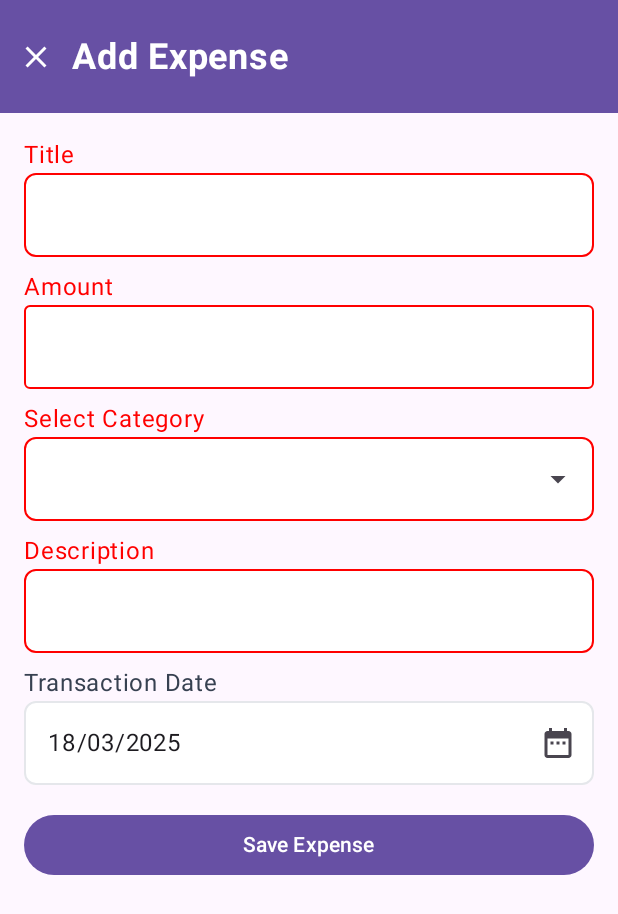
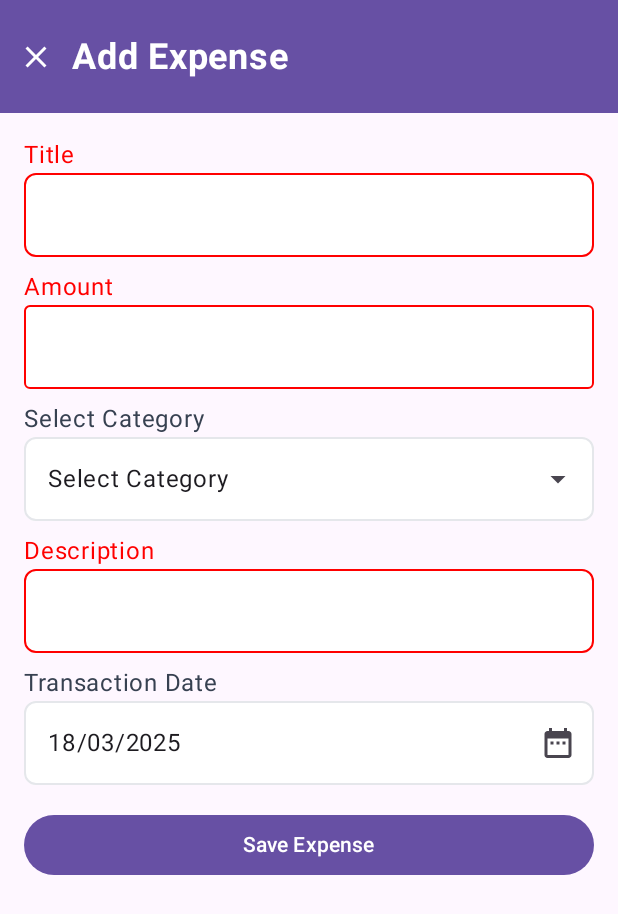
Before and after one commit to marctaguz/ExpenseIt, an Android app built with Jetpack Compose: the screen it shows after launch (MainActivity), after a tap on "Add Your First Expense", on a phone screen of 412 x 824 dp. Shown: the top 914 px of the screen. Run offline under Robolectric (Android 15) with nearby library versions, the phone set to English and light mode, and no system bars; our stand-ins replace Dagger/Hilt's generated code, Room's generated code; libraries missing offline, so code that uses them is left out: com.exyte.animatednavbar; 2 statements that could not run were skipped.

Commit message:
feat: updated category attribute in Expense entity to be foreign key, and other bug fixes.

```diff
--- a/app/src/main/java/com/example/expenseit/AppModule.kt
+++ b/app/src/main/java/com/example/expenseit/AppModule.kt
@@ -9,6 +9,7 @@ import com.example.expenseit.data.local.db.MIGRATION_1_2
 import com.example.expenseit.data.local.db.MIGRATION_2_3
 import com.example.expenseit.data.local.db.MIGRATION_3_4
 import com.example.expenseit.data.local.db.MIGRATION_3_5
+import com.example.expenseit.data.local.db.MIGRATION_4_5
 import com.example.expenseit.data.local.db.MIGRATION_5_6
 import com.example.expenseit.data.local.db.MIGRATION_6_7
 import com.example.expenseit.data.local.db.MIGRATION_7_8
@@ -38,7 +39,7 @@ object AppModule {
             context.applicationContext,
             ExpenseDatabase::class.java,
             "expense_database"
-        ).addMigrations(MIGRATION_1_2, MIGRATION_2_3, MIGRATION_3_4)
+        ).addMigrations(MIGRATION_1_2, MIGRATION_2_3, MIGRATION_3_4, MIGRATION_4_5)
             .fallbackToDestructiveMigration() // ⚠️ Resets database if schema changes
             .build()
     }
--- a/app/src/main/java/com/example/expenseit/data/local/db/CategoryDao.kt
+++ b/app/src/main/java/com/example/expenseit/data/local/db/CategoryDao.kt
@@ -40,4 +40,7 @@ interface CategoryDao {
             updateCategoryOrder(category.id, index)
         }
     }
+
+    @Query("SELECT * FROM categories WHERE id = :categoryId")
+    fun getCategoryById(categoryId: Long): Flow<Category?>
 }
--- a/app/src/main/java/com/example/expenseit/data/local/db/ExpenseDao.kt
+++ b/app/src/main/java/com/example/expenseit/data/local/db/ExpenseDao.kt
@@ -17,9 +17,6 @@ interface ExpenseDao {
 
     @Update
     suspend fun update(expense: Expense)
-
-//    @Delete
-//    suspend fun delete(expense: Expense)
 
     @Query("DELETE FROM expenses WHERE id = :expenseId")
     suspend fun deleteExpenseById(expenseId: Long)
--- a/app/src/main/java/com/example/expenseit/data/local/db/ExpenseDatabase.kt
+++ b/app/src/main/java/com/example/expenseit/data/local/db/ExpenseDatabase.kt
@@ -13,7 +13,7 @@ import com.example.expenseit.utils.BigDecimalConverter
 
 @Database(
     entities = [Expense::class, Category::class, Receipt::class, ReceiptItem::class],
-    version = 4,
+    version = 5,
     exportSchema = false
 )
 @TypeConverters(BigDecimalConverter::class)
@@ -162,3 +162,29 @@ val MIGRATION_3_4 = object : Migration(2, 3) {
         }
     }
 }
+
+val MIGRATION_4_5 = object : Migration(3, 4) {
+    override fun migrate(db: SupportSQLiteDatabase) {
+        // Step 1: Add the new categoryId column
+        db.execSQL("ALTER TABLE expenses ADD COLUMN categoryId INTEGER NOT NULL DEFAULT 1")
+
+        // Step 2: Populate the categoryId column based on the existing category names
+        // Fetch all categories from the categories table
+        val cursor = db.query("SELECT id, name FROM categories")
+        val categoryMap = mutableMapOf<String, Long>()
+        while (cursor.moveToNext()) {
+            val id = cursor.getLong(cursor.getColumnIndex("id"))
+            val name = cursor.getString(cursor.getColumnIndex("name"))
+            categoryMap[name] = id
+        }
+        cursor.close()
+
+        // Update the categoryId for each expense based on the category name
+        for ((categoryName, categoryId) in categoryMap) {
+            db.execSQL("UPDATE expenses SET categoryId = $categoryId WHERE category = '$categoryName'")
+        }
+
+        // Step 3: Drop the old category column
+        db.execSQL("ALTER TABLE expenses DROP COLUMN category")
+    }
+}
--- a/app/src/main/java/com/example/expenseit/data/repository/CategoryRepository.kt
+++ b/app/src/main/java/com/example/expenseit/data/repository/CategoryRepository.kt
@@ -16,6 +16,7 @@ class CategoryRepository @Inject constructor(
 
         if (existingCategories.isEmpty()) {
             val defaultCategories = listOf(
+                Category(id = 1, name = "Uncategorized", order = 0, color = "categoryColour1"),
                 Category(name = "Entertainment", order = 1, color = "categoryColour1"),
                 Category(name = "Transport", order = 2, color = "categoryColour2"),
                 Category(name = "Grocery", order = 3, color = "categoryColour3"),
--- a/app/src/main/java/com/example/expenseit/ui/EditCategoriesScreen.kt
+++ b/app/src/main/java/com/example/expenseit/ui/EditCategoriesScreen.kt
@@ -1,5 +1,6 @@
 package com.example.expenseit.ui
 
+import android.util.Log
 import androidx.compose.foundation.background
 import androidx.compose.foundation.clickable
 import androidx.compose.foundation.gestures.detectDragGestures
@@ -64,6 +65,7 @@ fun EditCategoriesScreen(
 ) {
     val categoryViewModel: CategoryViewModel = hiltViewModel()
     val categories by categoryViewModel.categories.collectAsState()
+    Log.d("EditCategoriesScreen", "Categories: $categories")
     var addingNewCategory by remember { mutableStateOf(false) }
     var newCategoryName by remember { mutableStateOf("") }
     var newCategoryColor by remember { mutableStateOf("categoryColour1") }
--- a/app/src/main/java/com/example/expenseit/ui/ExpenseFormScreen.kt
+++ b/app/src/main/java/com/example/expenseit/ui/ExpenseFormScreen.kt
@@ -54,6 +54,7 @@ import com.example.expenseit.ui.components.CustomNumberField
 import com.example.expenseit.ui.components.CustomTextField
 import com.example.expenseit.ui.components.DatePickerModal
 import com.example.expenseit.ui.components.PageHeader
+import com.example.expenseit.ui.viewmodels.CategoryViewModel
 import com.example.expenseit.ui.viewmodels.ExpenseViewModel
 import java.text.SimpleDateFormat
 import java.util.Date
@@ -63,18 +64,24 @@ import java.util.Locale
 fun ExpenseFormScreen(
     navController: NavController,
     expenseViewModel: ExpenseViewModel = hiltViewModel(),
+    categoryViewModel: CategoryViewModel = hiltViewModel(),
     expenseId: String?
 ) {
     val context = LocalContext.current
     val expense by expenseViewModel.expense.collectAsState()
+    val categories by categoryViewModel.categories.collectAsState()
 
     var title by rememberSaveable { mutableStateOf("") }
     var amount by rememberSaveable { mutableStateOf("") }
-    var category by rememberSaveable { mutableStateOf("") }
+    var categoryId by rememberSaveable { mutableStateOf<Long>(0) } // Use categoryId
     var description by rememberSaveable { mutableStateOf("") }
     var date by rememberSaveable { mutableLongStateOf(System.currentTimeMillis()) }
     var amountError by remember { mutableStateOf("") }
     var showDeleteConfirmationDialog by remember { mutableStateOf(false) }
+
+    val category by categoryViewModel.getCategoryById(categoryId)
+        .collectAsState(initial = null)
+
 
     LaunchedEffect(expenseId) {
         if (expenseId != null) {
@@ -87,10 +94,18 @@ fun ExpenseFormScreen(
             if (expenseId != null) { // Ensure this only runs when editing
                 title = it.title
                 amount = it.amount.toString()
-                category = it.category
+                categoryId = it.categoryId // Use categoryId
                 description = it.description
                 date = it.date
             }
+        }
+    }
+
+    LaunchedEffect(Unit) {
+        navController.currentBackStackEntry?.savedStateHandle?.get<Long>("selectedCategoryId")?.let {
+            Log.d("ExpenseFormScreen", "Received selected category ID: $it")
+            categoryId = it
+            navController.currentBackStackEntry?.savedStateHandle?.remove<Long>("selectedCategoryId")
         }
     }
 
@@ -146,17 +161,18 @@ fun ExpenseFormScreen(
                 }
                 Spacer(modifier = Modifier.height(8.dp))
 
+                //Category Field
                 val focusRequester = FocusRequester()
                 val interactionSource = remember { MutableInteractionSource() }
                 Box {
-                    // OutlinedTextField for displaying the selected category
                     CustomTextField(
-                        value = category,
+                        value = category?.name ?: "Select Category",
                         onValueChange = { /* Do nothing, handled by dialog */ },
                         label = "Select Category",
                         readOnly = true,
                         trailingIcon = {
                             Icon(imageVector = Icons.Default.ArrowDropDown, contentDescription = "Select Category")
+
                         },
                         modifier = Modifier
                             .fillMaxWidth()
@@ -201,16 +217,18 @@ fun ExpenseFormScreen(
                 // Save Button
                 Button(
                     onClick = {
-                        if (title.isNotEmpty() && amount.isNotEmpty() && category.isNotEmpty() && amountError.isEmpty()) {
+                        if (title.isNotEmpty() && amount.isNotEmpty() && categoryId != null && amountError.isEmpty()) {
                             val parsedAmount = amount.toBigDecimal()
                             if (expenseId != null) {
                                 // Update existing expense
-                                expenseViewModel.updateExpense(expenseId.toLong(), title, parsedAmount, category, description, date!!) {
+                                expenseViewModel.updateExpense(expenseId.toLong(), title, parsedAmount, categoryId!!, description, date!!) {
                                     navController.popBackStack()
                                 }
                             } else {
                                 // Add new expense
-                                expenseViewModel.addExpense(title, parsedAmount, category, description, date!!) {
+                                expenseViewModel.addExpense(title, parsedAmount, categoryId!!, description,
+                                    date
+                                ) {
                                     navController.popBackStack()
                                 }
                             }
@@ -221,12 +239,6 @@ fun ExpenseFormScreen(
                     modifier = Modifier.fillMaxWidth()
                 ) {
                     Text("Save Expense")
-                }
-            }
-            // Observe NavBackStackEntry to get the selected category
-            LaunchedEffect(navController.currentBackStackEntry) {
-                navController.currentBackStackEntry?.savedStateHandle?.get<String>("selectedCategory")?.let {
-                    category = it
                 }
             }
         }
--- a/app/src/main/java/com/example/expenseit/ui/ExpenseItApp.kt
+++ b/app/src/main/java/com/example/expenseit/ui/ExpenseItApp.kt
@@ -2,7 +2,10 @@ package com.example.expenseit.ui
 
 import SettingsScreen
 import android.util.Log
+import androidx.compose.animation.AnimatedContentTransitionScope
 import androidx.compose.animation.core.tween
+import androidx.compose.animation.fadeIn
+import androidx.compose.animation.fadeOut
 import androidx.compose.foundation.Image
 import androidx.compose.foundation.layout.Box
 import androidx.compose.foundation.layout.Spacer
@@ -153,7 +156,15 @@ fun ExpenseItApp(
             .padding(innerPadding)
             .padding(all = 12.dp)
 
-        NavHost(navController = navController, startDestination = "expense_list", Modifier.fillMaxSize()) {
+        NavHost(
+            navController = navController,
+            startDestination = "expense_list",
+            Modifier.fillMaxSize(),
+            enterTransition = { fadeIn(animationSpec = tween(300)) },
+            exitTransition = { fadeOut(animationSpec = tween(300)) },
+            popEnterTransition = { fadeIn(animationSpec = tween(300)) },
+            popExitTransition = { fadeOut(animationSpec = tween(300)) },
+        ) {
             composable("expense_list") {
                 ExpenseListScreen(navController = navController, expenseViewModel = expenseViewModel, modifier = contentModifier)
             }
--- a/app/src/main/java/com/example/expenseit/ui/ExpenseListScreen.kt
+++ b/app/src/main/java/com/example/expenseit/ui/ExpenseListScreen.kt
@@ -1,34 +1,22 @@
 package com.example.expenseit.ui
 
 import androidx.compose.foundation.Image
-import androidx.compose.foundation.clickable
 import androidx.compose.foundation.layout.Column
 import androidx.compose.foundation.layout.Row
 import androidx.compose.foundation.layout.Spacer
 import androidx.compose.foundation.layout.fillMaxSize
-import androidx.compose.foundation.layout.fillMaxWidth
 import androidx.compose.foundation.layout.height
 import androidx.compose.foundation.layout.padding
 import androidx.compose.foundation.layout.size
 import androidx.compose.foundation.lazy.LazyColumn
 import androidx.compose.foundation.lazy.items
-import androidx.compose.material.icons.Icons
-import androidx.compose.material.icons.filled.Add
 import androidx.compose.material3.Button
-import androidx.compose.material3.Card
-import androidx.compose.material3.CardDefaults
-import androidx.compose.material3.FabPosition
-import androidx.compose.material3.FloatingActionButton
-import androidx.compose.material3.Icon
 import androidx.compose.material3.Scaffold
 import androidx.compose.material3.Text
 import androidx.compose.runtime.Composable
 import androidx.compose.runtime.LaunchedEffect
 import androidx.compose.runtime.collectAsState
 import androidx.compose.runtime.getValue
-import androidx.compose.runtime.mutableStateOf
-import androidx.compose.runtime.remember
-import androidx.compose.runtime.setValue
 import androidx.compose.ui.Modifier
 import androidx.compose.ui.res.painterResource
 import androidx.compose.ui.text.font.FontWeight
@@ -37,21 +25,30 @@ import androidx.compose.ui.unit.sp
 import androidx.hilt.navigation.compose.hiltViewModel
 import androidx.navigation.NavController
 import com.example.expenseit.R
-import com.example.expenseit.data.local.db.ExpenseDao
-import com.example.expenseit.data.local.entities.Expense
 import com.example.expenseit.ui.components.ExpenseItem
+import com.example.expenseit.ui.theme.PurpleGrey40
+import com.example.expenseit.ui.viewmodels.CategoryViewModel
 import com.example.expenseit.ui.viewmodels.ExpenseViewModel
-import kotlinx.coroutines.CoroutineScope
-import kotlinx.coroutines.Dispatchers
-import kotlinx.coroutines.launch
-import kotlinx.coroutines.withContext
 import java.text.SimpleDateFormat
 import java.util.Locale
-import kotlin.math.exp
 
 @Composable
-fun ExpenseListScreen(navController: NavController, expenseViewModel: ExpenseViewModel = hiltViewModel(), modifier: Modifier) {
+fun ExpenseListScreen(
+    navController: NavController,
+    expenseViewModel: ExpenseViewModel = hiltViewModel(),
+    categoryViewModel: CategoryViewModel = hiltViewModel(),
+    modifier: Modifier,
+) {
     val expenses by expenseViewModel.expenses.collectAsState()
+    val categories by categoryViewModel.categories.collectAsState()
+
+    val groupedExpenses = expenses.groupBy { expense ->
+        SimpleDateFormat("dd-MM-yyyy", Locale.getDefault()).format(expense.date)
+    }
+
+    LaunchedEffect(Unit) {
+        categoryViewModel.loadCategories()
+    }
 
     Scaffold(
         modifier = modifier
@@ -99,10 +96,23 @@ fun ExpenseListScreen(navController: NavController, expenseViewModel: ExpenseVie
                 }
             } else {
                 LazyColumn {
-                    items(expenses) { expense ->
-                        ExpenseItem(expense = expense, onClick = {
-                            navController.navigate("add_expense/${expense.id}")
-                        })
+                    groupedExpenses.forEach { (date, expensesForDate) ->
+                        // Date Header
+                        item {
+                            Text(
+                                text = date,
+                                fontSize = 16.sp,
+                                fontWeight = FontWeight.Light,
+                                color = PurpleGrey40,
+                                modifier = Modifier.padding(vertical = 8.dp)
+                            )
+                        }
+                        // Expense items for this date
+                        items(expensesForDate) { expense ->
+                            ExpenseItem(expense = expense, categories = categories, onClick = {
+                                navController.navigate("add_expense/${expense.id}")
+                            })
+                        }
                     }
                 }
             }
--- a/app/src/main/java/com/example/expenseit/ui/ReceiptDetailsScreen.kt
+++ b/app/src/main/java/com/example/expenseit/ui/ReceiptDetailsScreen.kt
@@ -380,10 +380,11 @@ fun ReceiptDetailsScreen(navController: NavController, receiptId: Int) {
             confirmButton = {
                 Button(onClick = {
                     receipt?.let { rec ->
+                        val defaultCategoryId = 1L // Replace with your default category ID\
                         expenseViewModel.addExpense(
                                 title = rec.merchantName,
                                 amount = rec.totalPrice,
-                                category = "Uncategorized",
+                                categoryId = defaultCategoryId,
                                 description = "Created from receipt",
                                 date = rec.date,
                                 receiptId = rec.id,
--- a/app/src/main/java/com/example/expenseit/ui/viewmodels/CategoryViewModel.kt
+++ b/app/src/main/java/com/example/expenseit/ui/viewmodels/CategoryViewModel.kt
@@ -8,6 +8,7 @@ import com.example.expenseit.data.local.db.CategoryDao
 import com.example.expenseit.data.local.entities.Category
 import com.example.expenseit.data.repository.CategoryRepository
 import dagger.hilt.android.lifecycle.HiltViewModel
+import kotlinx.coroutines.flow.Flow
 import kotlinx.coroutines.flow.MutableStateFlow
 import kotlinx.coroutines.flow.SharingStarted
 import kotlinx.coroutines.flow.StateFlow
@@ -22,15 +23,24 @@ class CategoryViewModel @Inject constructor(
     private val categoryDao: CategoryDao
 ) : ViewModel() {
 
-    val categories: StateFlow<List<Category>> = categoryDao.getAllCategories()
-        .stateIn(viewModelScope, SharingStarted.WhileSubscribed(5000), emptyList())
+    private val _categories = MutableStateFlow<List<Category>>(emptyList())
+    val categories: StateFlow<List<Category>> = _categories.asStateFlow()
+
 
     init {
         viewModelScope.launch {
             categoryRepository.initializeDefaultCategories()
+            loadCategories()
         }
     }
 
+    fun loadCategories() {
+        viewModelScope.launch {
+            categoryDao.getAllCategories().collect { categories ->
+                _categories.value = categories
+            }
+        }
+    }
 
     fun addCategory(name: String, color: String, onSuccess: () -> Unit) {
         viewModelScope.launch {
@@ -64,4 +74,8 @@ class CategoryViewModel @Inject constructor(
             categoryDao.updateOrder(updatedCategories)
         }
     }
+
+    fun getCategoryById(categoryId: Long): Flow<Category?> {
+        return categoryDao.getCategoryById(categoryId)
+    }
 }
```
Also changed, not shown: app/src/main/java/com/example/expenseit/data/local/entities/Expense.kt (+13 -3 lines), app/src/main/java/com/example/expenseit/ui/CategoryListScreen.kt (+6 -30 lines), app/src/main/java/com/example/expenseit/ui/components/ExpenseItem.kt (+9 -6 lines), app/src/main/java/com/example/expenseit/ui/viewmodels/ExpenseViewModel.kt (+4 -12 lines).
